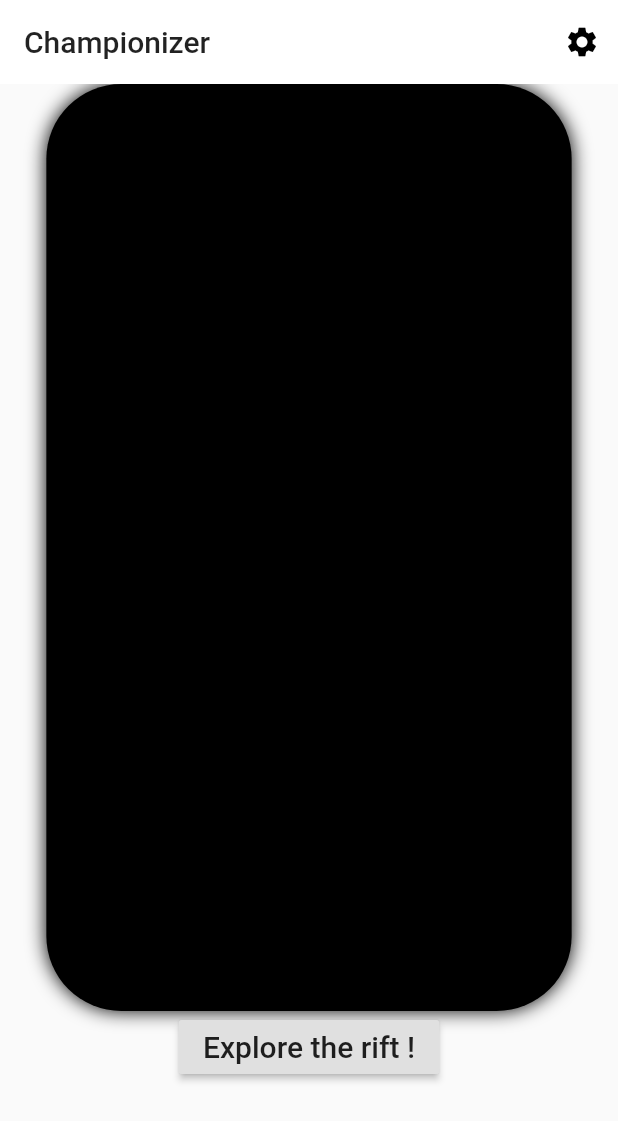
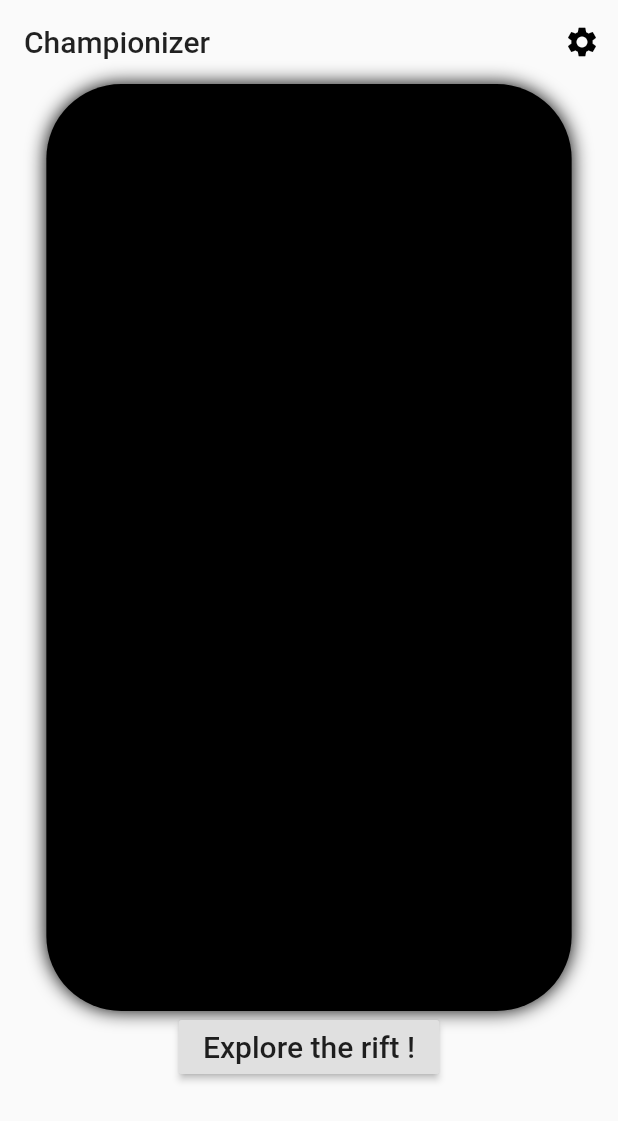
Before and after one commit to Psykotik/championizer_reforged, a Flutter app: the screen it shows after launch, on a phone screen of 412 x 824 dp. Shown: the top 1121 px of the screen. Run offline on Flutter 3.47's test engine with Material 2 defaults, Android fonts, the phone set to English and light mode, and no system bars; drawn by our look-alikes of cached_network_image; network calls fail.

```diff
--- a/lib/main.dart
+++ b/lib/main.dart
@@ -45,7 +45,11 @@ class _MyHomePageState extends State<MyHomePage> {
       'http://ddragon.leagueoflegends.com/cdn/img/champion/loading/Aatrox_0.jpg';
   Widget build(BuildContext context) {
     return Scaffold(
-        appBar: AppBar(title: Text("Championizer"), actions: <Widget>[
+        //extendBodyBehindAppBar: true,
+        appBar: AppBar(
+            backgroundColor: Color(0x00000000),
+            title: Text("Championizer"),
+            actions: <Widget>[
               // action button
               IconButton(
                 icon: Icon(Icons.settings),
```
Also changed, not shown: lib/container_zer.dart (+8 -7 lines). Lines whose indentation alone changed are shown as unchanged.
